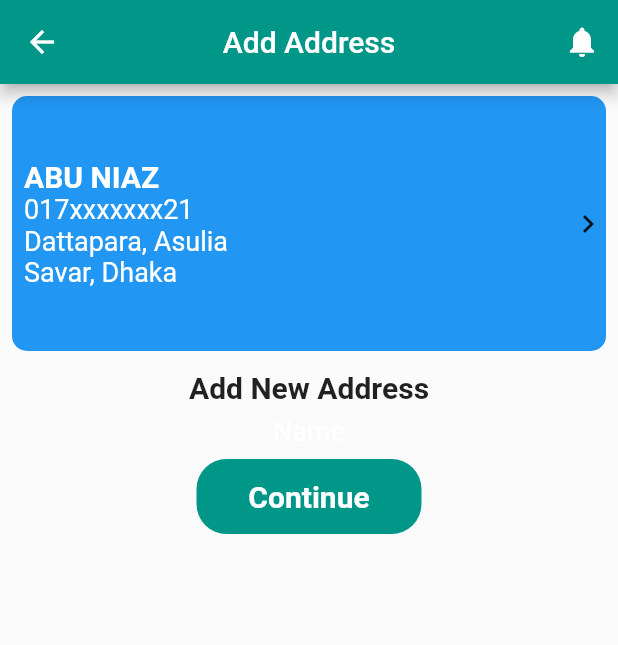
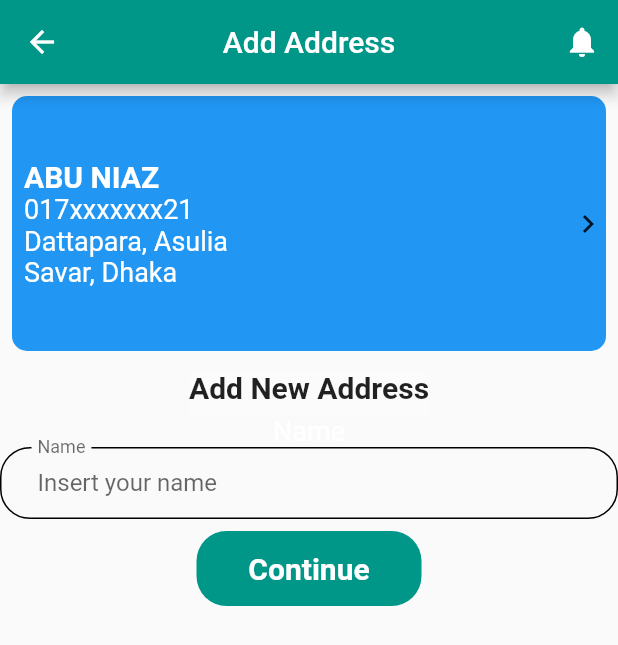
Before and after one commit to AbuNiaz/Food_service_ui_design, a Flutter app: the AdressHome screen opened directly, on a phone screen of 412 x 824 dp. Shown: the top 645 px of the screen. Run offline on Flutter 3.47's test engine with Material 2 defaults, Android fonts, the phone set to English and light mode, and no system bars; missing offline and left inert: dart:ffi.

Commit message:
Update a_home.dart

```diff
--- a/food_sevice_ui/lib/adress_form/a_home.dart
+++ b/food_sevice_ui/lib/adress_form/a_home.dart
@@ -81,6 +81,12 @@ class AdressHome extends StatelessWidget {
                 'Name',
                 style: TextStyle(fontSize: 18, color: Colors.white),
               ),
+              TextFormField(
+                decoration: const InputDecoration(
+                  labelText: 'Name',
+                  hintText: 'Insert your name',
+                ),
+              ),
             ],
           ),
           const Button(),
```
